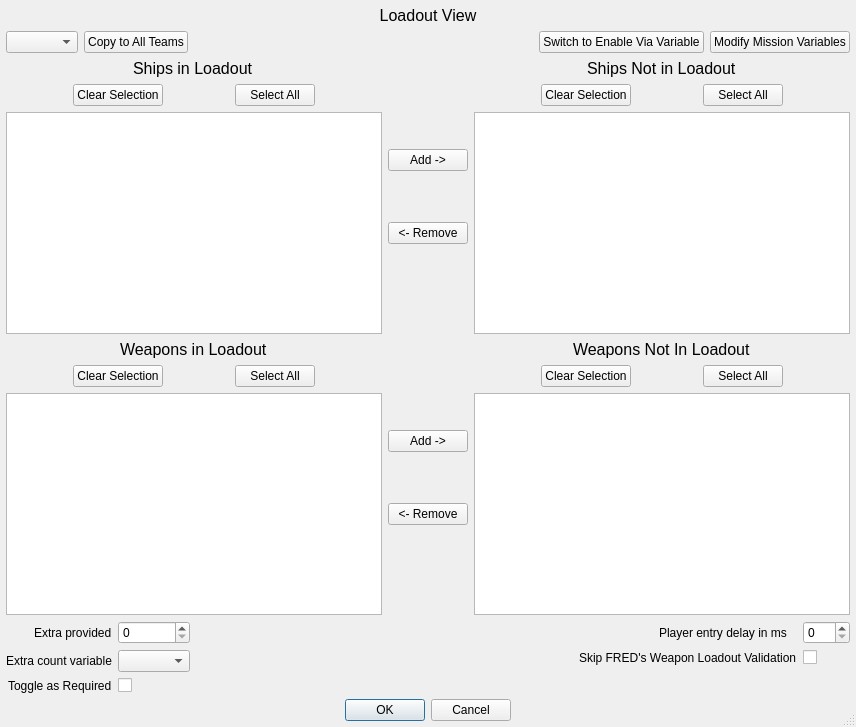
Qt form qtfred/ui/TeamLoadoutDialog.ui (scp-fs2open/fs2open.github.com) before a commit.
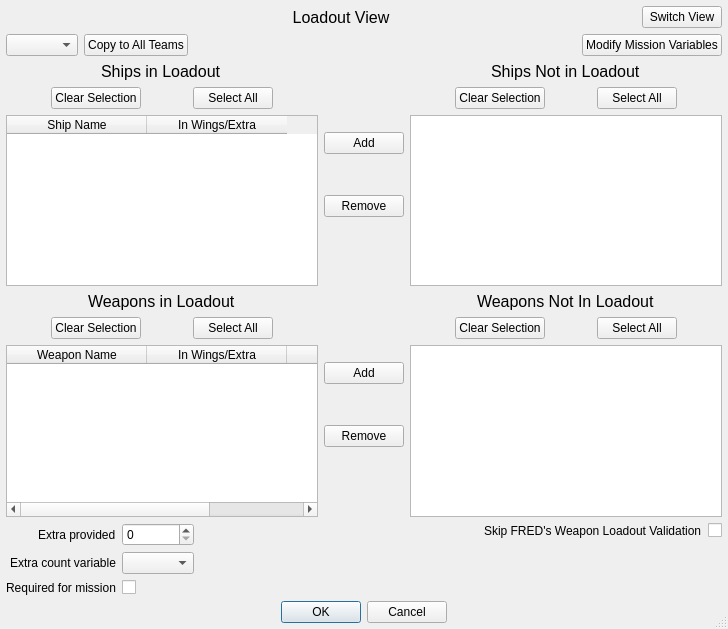
The same form after that commit. Icons and pictures are not drawn.

```diff
--- a/qtfred/ui/TeamLoadoutDialog.ui
+++ b/qtfred/ui/TeamLoadoutDialog.ui
@@ -12,8 +12,8 @@
    <rect>
     <x>0</x>
     <y>0</y>
-    <width>856</width>
-    <height>727</height>
+    <width>728</width>
+    <height>629</height>
    </rect>
   </property>
   <property name="minimumSize">
@@ -65,19 +65,43 @@
       <number>6</number>
      </property>
      <item>
-      <widget class="QLabel" name="tableVarLabel">
-       <property name="font">
-        <font>
-         <pointsize>12</pointsize>
-        </font>
-       </property>
-       <property name="text">
-        <string>Loadout View</string>
-       </property>
-       <property name="alignment">
-        <set>Qt::AlignCenter</set>
-       </property>
-      </widget>
+      <layout class="QHBoxLayout" name="viewRowHorizontalLayout" stretch="0,1,0">
+       <item>
+        <spacer name="titleSpacer">
+         <property name="orientation">
+          <enum>Qt::Horizontal</enum>
+         </property>
+         <property name="sizeHint" stdset="0">
+          <size>
+           <width>40</width>
+           <height>20</height>
+          </size>
+         </property>
+        </spacer>
+       </item>
+       <item>
+        <widget class="QLabel" name="tableVarLabel">
+         <property name="font">
+          <font>
+           <pointsize>12</pointsize>
+          </font>
+         </property>
+         <property name="text">
+          <string>Loadout View</string>
+         </property>
+         <property name="alignment">
+          <set>Qt::AlignCenter</set>
+         </property>
+        </widget>
+       </item>
+       <item>
+        <widget class="QPushButton" name="switchViewButton">
+         <property name="text">
+          <string>Switch View</string>
+         </property>
+        </widget>
+       </item>
+      </layout>
      </item>
      <item>
       <layout class="QHBoxLayout" name="horizontalLayout">
@@ -110,13 +134,6 @@
          </property>
         </spacer>
        </item>
-       <item>
-        <widget class="QPushButton" name="switchViewButton">
-         <property name="text">
-          <string>Switch to Enable Via Variable</string>
-         </property>
-        </widget>
-       </item>
        <item>
         <widget class="QPushButton" name="editVariables">
          <property name="text">
@@ -213,6 +230,9 @@
              <height>0</height>
             </size>
            </property>
+           <property name="horizontalScrollBarPolicy">
+            <enum>Qt::ScrollBarAlwaysOff</enum>
+           </property>
            <property name="editTriggers">
             <set>QAbstractItemView::NoEditTriggers</set>
            </property>
@@ -243,6 +263,16 @@
            <attribute name="verticalHeaderVisible">
             <bool>false</bool>
            </attribute>
+           <column>
+            <property name="text">
+             <string>Ship Name</string>
+            </property>
+           </column>
+           <column>
+            <property name="text">
+             <string>In Wings/Extra</string>
+            </property>
+           </column>
           </widget>
          </item>
          <item alignment="Qt::AlignHCenter">
@@ -337,6 +367,21 @@
            <attribute name="verticalHeaderVisible">
             <bool>false</bool>
            </attribute>
+           <column>
+            <property name="text">
+             <string>Weapon Name</string>
+            </property>
+           </column>
+           <column>
+            <property name="text">
+             <string>In Wings/Extra</string>
+            </property>
+           </column>
+           <column>
+            <property name="text">
+             <string>Required</string>
+            </property>
+           </column>
           </widget>
          </item>
         </layout>
@@ -371,8 +416,16 @@
          </item>
          <item>
           <widget class="QPushButton" name="addShipButton">
+           <property name="layoutDirection">
+            <enum>Qt::RightToLeft</enum>
+           </property>
            <property name="text">
-            <string>Add -&gt;</string>
+            <string>Add</string>
+           </property>
+           <property name="icon">
+            <iconset>
+             <selectedon>:/images/arrow_right.png</selectedon>
+            </iconset>
            </property>
           </widget>
          </item>
@@ -392,7 +445,12 @@
          <item>
           <widget class="QPushButton" name="removeShipButton">
            <property name="text">
-            <string>&lt;- Remove</string>
+            <string>Remove</string>
+           </property>
+           <property name="icon">
+            <iconset>
+             <selectedon>:/images/arrow_left.png</selectedon>
+            </iconset>
            </property>
           </widget>
          </item>
@@ -450,8 +508,16 @@
          </item>
          <item>
           <widget class="QPushButton" name="addWeaponButton">
+           <property name="layoutDirection">
+            <enum>Qt::RightToLeft</enum>
+           </property>
            <property name="text">
-            <string>Add -&gt;</string>
+            <string>Add</string>
+           </property>
+           <property name="icon">
+            <iconset>
+             <selectedon>:/images/arrow_right.png</selectedon>
+            </iconset>
            </property>
           </widget>
          </item>
@@ -471,7 +537,12 @@
          <item>
           <widget class="QPushButton" name="removeWeaponButton">
            <property name="text">
-            <string>&lt;- Remove</string>
+            <string>Remove</string>
+           </property>
+           <property name="icon">
+            <iconset>
+             <selectedon>:/images/arrow_left.png</selectedon>
+            </iconset>
            </property>
           </widget>
          </item>
@@ -713,7 +784,7 @@
          <item row="2" column="0">
           <widget class="QLabel" name="toggleRequiredLabel">
            <property name="text">
-            <string>Toggle as Required</string>
+            <string>Required for mission</string>
            </property>
           </widget>
          </item>
@@ -748,51 +819,13 @@
           <set>Qt::AlignRight|Qt::AlignTrailing|Qt::AlignVCenter</set>
          </property>
          <item row="0" column="0">
-          <widget class="QLabel" name="playerEntryDelayLabel">
-           <property name="minimumSize">
-            <size>
-             <width>91</width>
-             <height>0</height>
-            </size>
-           </property>
-           <property name="toolTip">
-            <string>&lt;html&gt;&lt;head/&gt;&lt;body&gt;&lt;p&gt;This is literally a delay before the player enters the mission.&lt;/p&gt;&lt;/body&gt;&lt;/html&gt;</string>
-           </property>
-           <property name="whatsThis">
-            <string>&lt;html&gt;&lt;head/&gt;&lt;body&gt;&lt;p&gt;This is literally a delay before the player enters the mission.  It uses a very rough 250 ms per frame (much less frequent than gameplay), so it usually better to either have the player jump in just at the start or if you need debris, to mark a ship as destroyed before the mission begins.&lt;/p&gt;&lt;/body&gt;&lt;/html&gt;</string>
-           </property>
-           <property name="text">
-            <string>Player entry delay in ms   </string>
-           </property>
-          </widget>
-         </item>
-         <item row="0" column="1">
-          <widget class="QDoubleSpinBox" name="playerDelayDoubleSpinbox">
-           <property name="sizePolicy">
-            <sizepolicy hsizetype="Fixed" vsizetype="Fixed">
-             <horstretch>0</horstretch>
-             <verstretch>0</verstretch>
-            </sizepolicy>
-           </property>
-           <property name="toolTip">
-            <string>&lt;html&gt;&lt;head/&gt;&lt;body&gt;&lt;p&gt;This is literally a delay before the player enters the mission.&lt;/p&gt;&lt;/body&gt;&lt;/html&gt;</string>
-           </property>
-           <property name="whatsThis">
-            <string>&lt;html&gt;&lt;head/&gt;&lt;body&gt;&lt;p&gt;This is literally a delay before the player enters the mission. It uses a very rough 250 ms per frame (much less frequent than gameplay), so it usually better to either have the player jump in just at the start or if you need debris, to mark a ship as destroyed before the mission begins.&lt;/p&gt;&lt;/body&gt;&lt;/html&gt;</string>
-           </property>
-           <property name="decimals">
-            <number>0</number>
-           </property>
-          </widget>
-         </item>
-         <item row="1" column="0">
           <widget class="QLabel" name="skipValidationLabel">
            <property name="text">
             <string>Skip FRED's Weapon Loadout Validation</string>
            </property>
           </widget>
          </item>
-         <item row="1" column="1">
+         <item row="0" column="1">
           <widget class="QCheckBox" name="weaponValidationCheckbox">
            <property name="layoutDirection">
             <enum>Qt::LeftToRight</enum>
```
Left out of the diff: 7 changed lines with no effect on the pictures.
